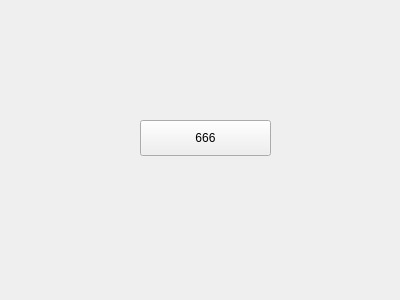
Old version of the form Surakarta/surakarta_board.ui in the repository lowl6/Surakarta.
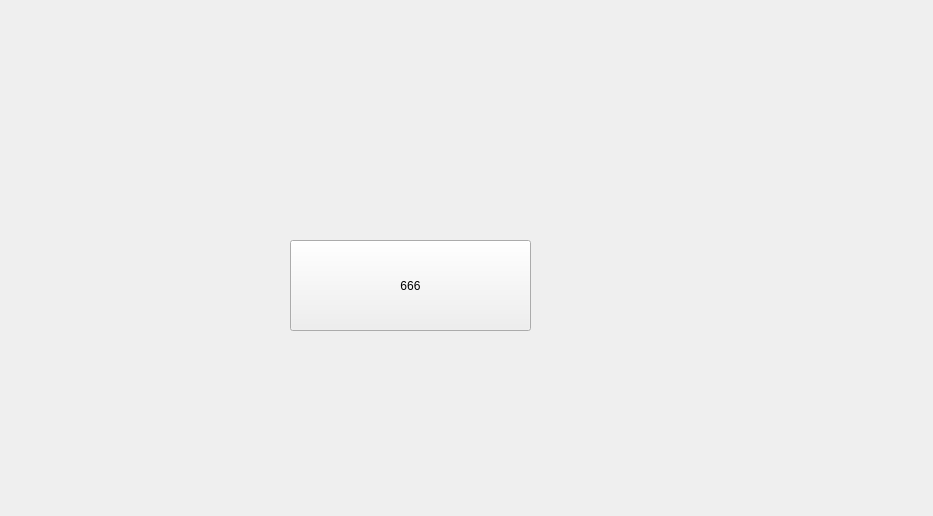
New version of the form.

```diff
--- a/Surakarta/surakarta_board.ui
+++ b/Surakarta/surakarta_board.ui
@@ -6,8 +6,8 @@
    <rect>
     <x>0</x>
     <y>0</y>
-    <width>400</width>
-    <height>300</height>
+    <width>933</width>
+    <height>516</height>
    </rect>
   </property>
   <property name="windowTitle">
@@ -16,10 +16,10 @@
   <widget class="QPushButton" name="begin">
    <property name="geometry">
     <rect>
-     <x>140</x>
-     <y>120</y>
-     <width>131</width>
-     <height>36</height>
+     <x>290</x>
+     <y>240</y>
+     <width>241</width>
+     <height>91</height>
     </rect>
    </property>
    <property name="text">
```
